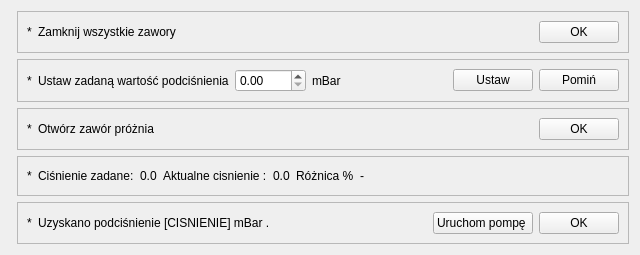
This is app/nowytest_3.ui in wiacekmarcin/StanowiskoChemiczne as Qt 5 draws it before an edit. The edited form follows.
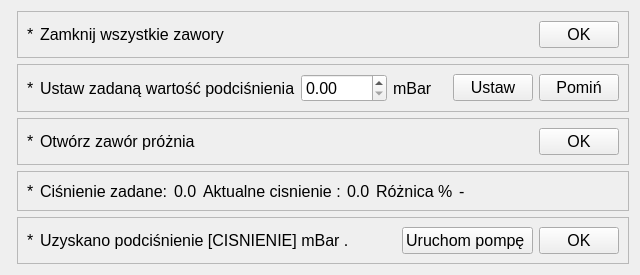
This is the edited form. Custom widgets are drawn as their Qt base class.

What changed in the file:
```diff
--- a/app/nowytest_3.ui
+++ b/app/nowytest_3.ui
@@ -10,14 +10,23 @@
     <height>231</height>
    </rect>
   </property>
+    <property name="font">
+   <font>
+    <family>Tahoma</family>
+    <pointsize>12</pointsize>
+   </font>
+  </property>
   <property name="title" stdset="0">
    <string>Ciśnienie w komorze</string>
   </property>
   <property name="subTitle" stdset="0">
    <string>Ustaw odpowiednie ciśnienie w komorze,</string>
   </property>
-  <property name="buttonName" stdset="0">
-   <string>Dalej</string>
+    <property name="font">
+   <font>
+    <family>Tahoma</family>
+    <pointsize>12</pointsize>
+   </font>
   </property>
   <layout class="QFormLayout" name="formLayout_2">
    <item row="0" column="1">
```
